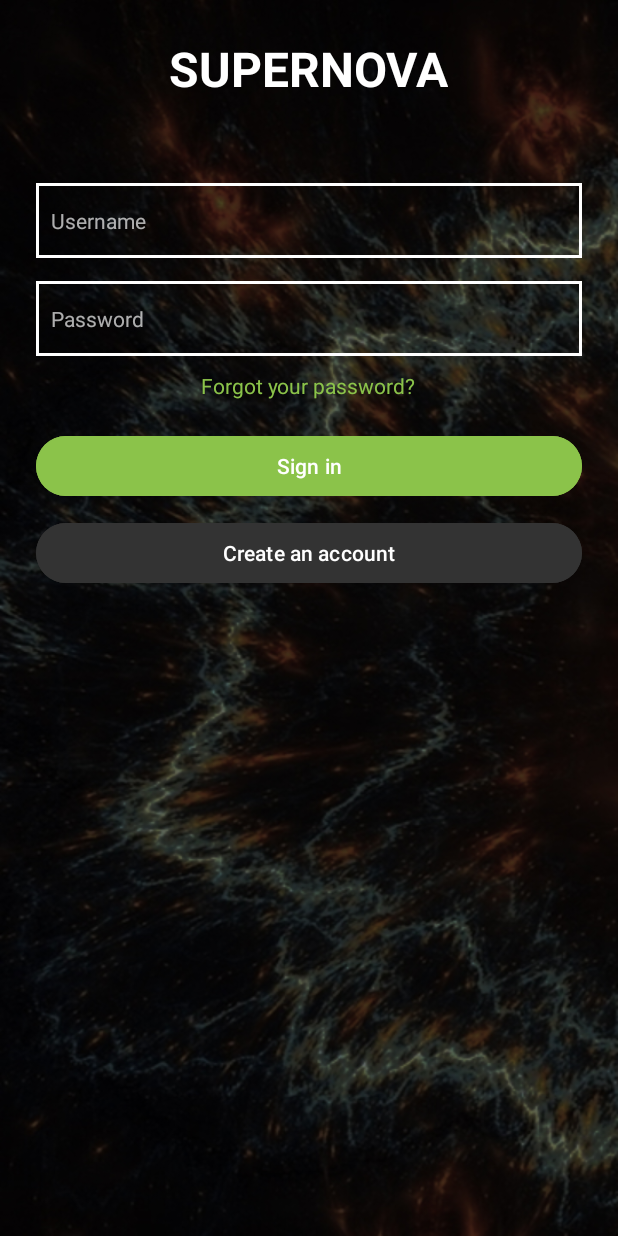
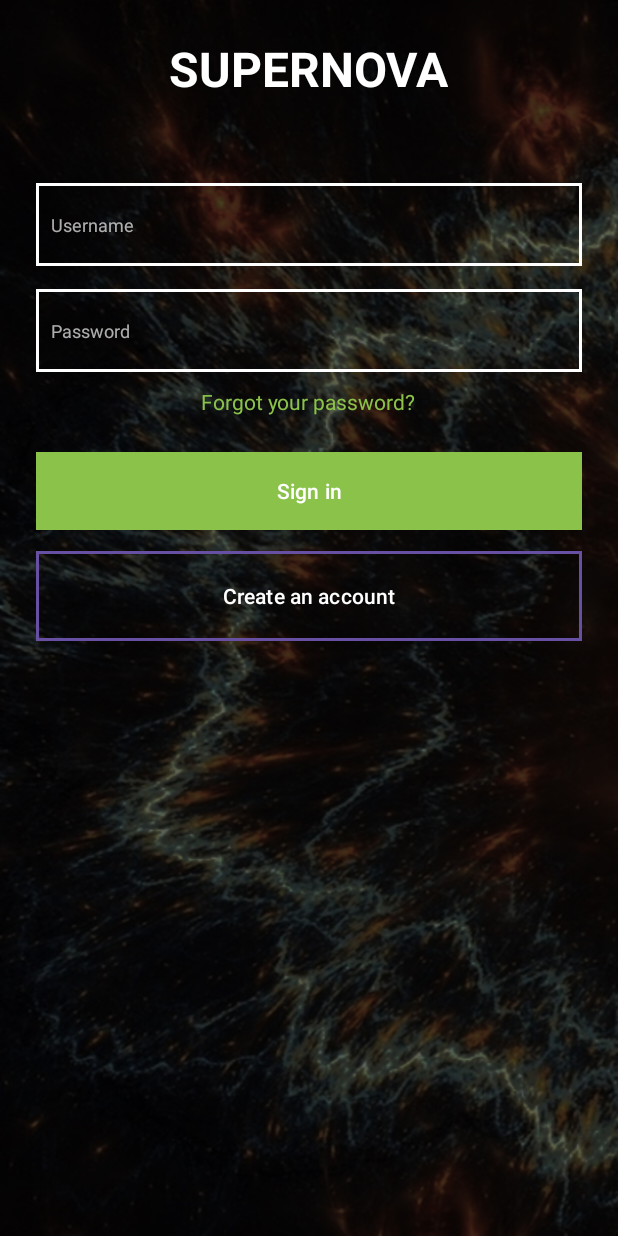
Before and after one commit to Lumiknows/SuperNovaApp, an Android app: the LoginActivity screen opened directly, with no data from a screen before it, on a phone screen of 412 x 824 dp. Run offline under Robolectric (Android 15) with nearby library versions, the light colour scheme and no system bars.

Commit message:
Modify text size, button size, and placeholder size

```diff
--- a/app/src/main/res/layout/activity_login.xml
+++ b/app/src/main/res/layout/activity_login.xml
@@ -1,4 +1,6 @@
 <ScrollView xmlns:android="http://schemas.android.com/apk/res/android"
+    xmlns:app="http://schemas.android.com/apk/res-auto"
+    xmlns:tools="http://schemas.android.com/tools"
     android:background="@drawable/splash_bg"
     android:layout_width="match_parent"
     android:layout_height="match_parent">
@@ -24,24 +26,24 @@
         <!-- EditText - Change the text and hint color, #ADFFFFFF = #FFFFFF 67%-->
         <!-- EditText - Changed the background to transparent but still retains the border-->
         <EditText
-            android:id="@+id/username"
+            android:id="@+id/login_username"
             android:layout_width="match_parent"
-            android:layout_height="50dp"
+            android:layout_height="55dp"
             android:background="@drawable/transparent_background"
             android:hint="Username"
-            android:textSize="14dp"
+            android:textSize="12dp"
             android:textColor="#ADFFFFFF"
             android:textColorHint="#ADFFFFFF"
             android:padding="10dp"/>
 
         <EditText
-            android:id="@+id/password"
+            android:id="@+id/login_password"
             android:layout_width="match_parent"
-            android:layout_height="50dp"
+            android:layout_height="55dp"
             android:layout_marginTop="15dp"
             android:background="@drawable/transparent_background"
             android:hint="Password"
-            android:textSize="14dp"
+            android:textSize="12dp"
             android:inputType="textPassword"
             android:textColor="#ADFFFFFF"
             android:textColorHint="#ADFFFFFF"
@@ -57,20 +59,23 @@
 
         <Button
             android:id="@+id/signInBtn"
+            android:layout_width="match_parent"
+            android:layout_height="60dp"
+            android:layout_marginTop="20dp"
+            android:backgroundTint="#8BC34A"
             android:text="Sign in"
-            android:backgroundTint="#8BC34A"
             android:textColor="@android:color/white"
-            android:layout_width="match_parent"
-            android:layout_marginTop="20dp"
-            android:layout_height="wrap_content" />
+            app:cornerRadius="0dp" />
 
         <Button
             android:id="@+id/createAccountBtn"
+            android:layout_width="match_parent"
+            android:layout_height="60dp"
+            android:layout_marginTop="10dp"
+            android:background="@drawable/transparent_background"
             android:text="Create an account"
-            android:backgroundTint="#333333"
             android:textColor="@android:color/white"
-            android:layout_marginTop="10dp"
-            android:layout_width="match_parent"
-            android:layout_height="wrap_content" />
+            android:textColorLink="@color/white"
+            app:strokeColor="@color/white" />
     </LinearLayout>
 </ScrollView>
```
